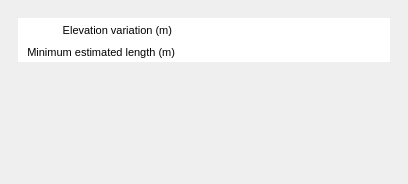
This is mlapp/src/widgets/profile_details/profile_details_base.ui in Trailmarker/paddock-power as Qt 5 draws it before an edit. The edited form follows.
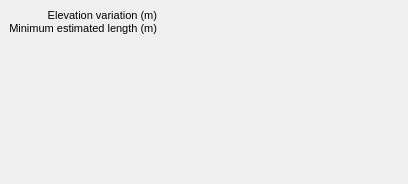
This is the edited form.

What changed in the file:
```diff
--- a/mlapp/src/widgets/profile_details/profile_details_base.ui
+++ b/mlapp/src/widgets/profile_details/profile_details_base.ui
@@ -19,10 +19,7 @@
                 <property name="windowTitle">
                         <string>Form</string>
                 </property>
-                <property name="styleSheet">
-                        <string notr="true"/>
-                </property>
-                <layout class="QVBoxLayout" name="verticalLayout">
+  <layout class="QVBoxLayout" name="verticalLayout" stretch="0,0,1">
                         <property name="spacing">
                                 <number>0</number>
                         </property>
@@ -44,13 +41,13 @@
                                                 <enum>QLayout::SetDefaultConstraint</enum>
                                         </property>
                                         <property name="leftMargin">
-                                                <number>9</number>
+      <number>0</number>
                                         </property>
                                         <property name="topMargin">
-                                                <number>9</number>
+      <number>0</number>
                                         </property>
                                         <property name="rightMargin">
-                                                <number>9</number>
+      <number>0</number>
                                         </property>
                                         <property name="bottomMargin">
                                                 <number>0</number>
@@ -71,12 +68,6 @@
                                                                         <pointsize>8</pointsize>
                                                                 </font>
                                                         </property>
-                                                        <property name="styleSheet">
-                                                                <string notr="true">background-color: rgb(255,255,255);
-padding: 3px;
-padding-right: 6px;
-                                                                </string>
-                                                        </property>
                                                         <property name="text">
                                                                 <string/>
                                                         </property>
@@ -95,12 +86,6 @@
                                                                         <pointsize>8</pointsize>
                                                                 </font>
                                                         </property>
-                                                        <property name="styleSheet">
-                                                                <string notr="true">background-color: rgb(255,255,255);
-padding: 3px;
-padding-right: 6px;
-                                                                </string>
-                                                        </property>
                                                         <property name="text">
                                                                 <string/>
                                                         </property>
@@ -119,10 +104,6 @@
                                                                         <pointsize>8</pointsize>
                                                                 </font>
                                                         </property>
-                                                        <property name="styleSheet">
-                                                                <string notr="true">background-color: rgb(255,255,255);
-padding: 6px;</string>
-                                                        </property>
                                                         <property name="text">
                                                                 <string notr="true">Elevation variation (m)</string>
                                                         </property>
@@ -144,12 +125,6 @@
                                                                         <pointsize>8</pointsize>
                                                                 </font>
                                                         </property>
-                                                        <property name="styleSheet">
-                                                                <string notr="true">background-color: rgb(255,255,255);
-padding: 3px;
-padding-left: 6px;
-                                                                </string>
-                                                        </property>
                                                         <property name="text">
                                                                 <string>Minimum estimated length (m)</string>
                                                         </property>
```
Left out of the diff: 8 changed lines with no effect on the pictures. Lines whose indentation alone changed are shown as unchanged.
